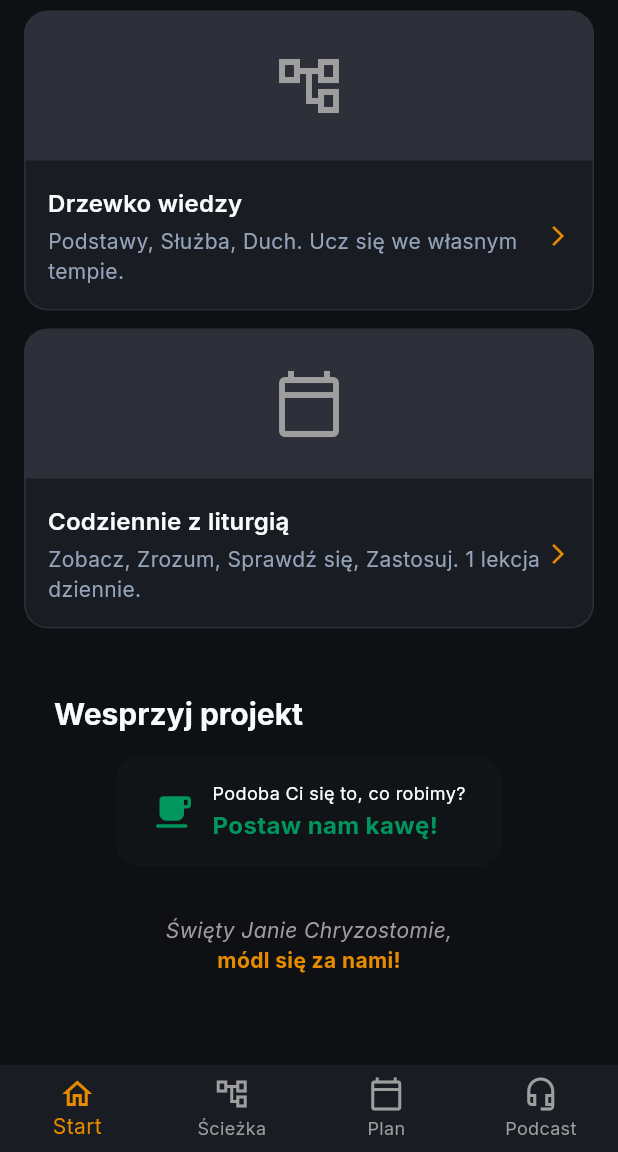
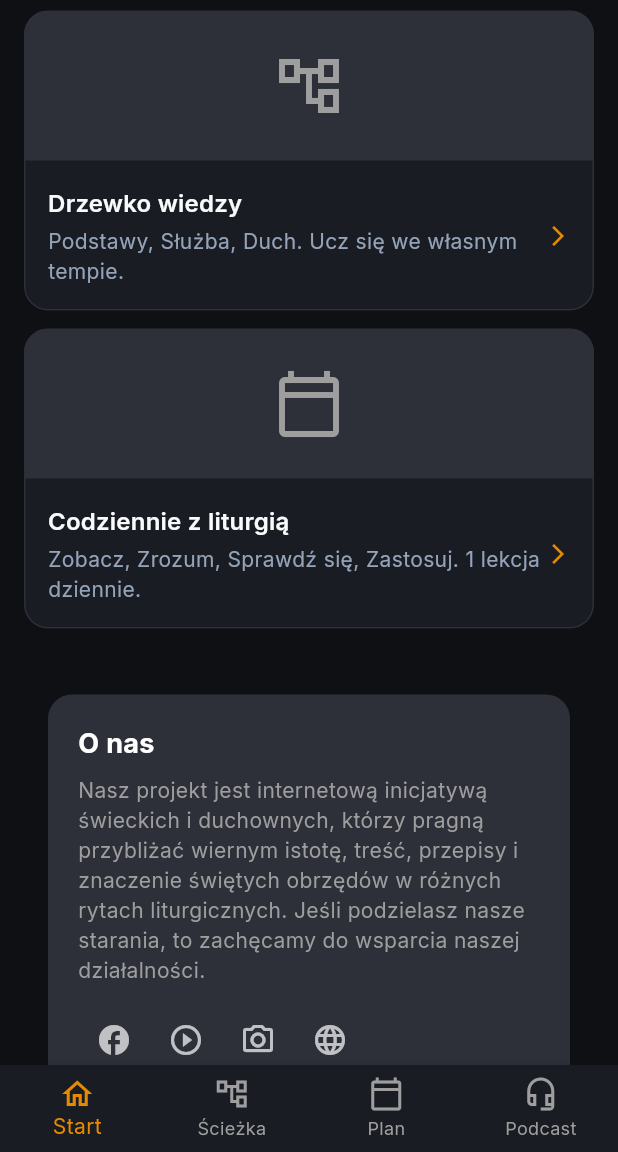
Before and after one commit to lobrusik/zpasjidoliturgii_app, a Flutter app: the screen it shows once a user with an empty profile is signed in, scrolled down 564 dp, on a phone screen of 412 x 824 dp, the part 84-1236 px from its top. Run offline on Flutter 3.47's test engine with Material 3 defaults, Android fonts, the phone set to English and light mode, and no system bars; our stand-ins replace cached_network_image, carousel_slider, cloud_firestore, connectivity_plus, equatable, firebase_auth and 9 more; accounts and stored records are empty; network calls fail.

Commit message:
Make new section: About us & contact

```diff
--- a/lib/features/auth/presentation/screens/admin_screen.dart
+++ b/lib/features/auth/presentation/screens/admin_screen.dart
@@ -36,7 +36,7 @@ class _AdminScreenState extends State<AdminScreen> {
       await FirebaseFirestore.instance.collection(collectionName).doc(docId).set(parsedData);
 
       _showMsg('Sukces! Wgrano do $collectionName.', Colors.green);
-      _jsonController.clear(); // Czyścimy pole po udanym wgraniu
+      _jsonController.clear();
 
     } catch (e) {
       _showMsg('Błąd formatu JSON: $e', Colors.red);
@@ -63,7 +63,7 @@ class _AdminScreenState extends State<AdminScreen> {
             Expanded(
               child: TextField(
                 controller: _jsonController,
-                maxLines: null, // Pozwala na wieloliniowy tekst
+                maxLines: null,
                 expands: true,
                 decoration: InputDecoration(
                   hintText: '{\n  "courseId": "trunk_02",\n  "title": "..."\n}',
--- a/lib/features/auth/presentation/screens/profile_screen.dart
+++ b/lib/features/auth/presentation/screens/profile_screen.dart
@@ -48,7 +48,7 @@ class ProfileScreen extends StatelessWidget {
             const SizedBox(height: 24),
 
             // Administrator Panel - visible only to a specific user
-            if (user?.email == 'lobrusik@gmail.com') ...[
+            if (user?.email == 'lobrusik@gmail.com', 'administracja@zpasjidoliturgii.pl') ...[
               ElevatedButton.icon(
                 style: ElevatedButton.styleFrom(
                   backgroundColor: Colors.red.shade900,
--- a/lib/features/liturgical_courses/presentation/screens/home_screen.dart
+++ b/lib/features/liturgical_courses/presentation/screens/home_screen.dart
@@ -4,6 +4,7 @@ import 'package:firebase_auth/firebase_auth.dart';
 import 'package:cloud_firestore/cloud_firestore.dart';
 import '../widgets/news_carousel.dart';
 import '../widgets/buy_coffee_button.dart';
+import '../widgets/about_contact_section.dart';
 
 class HomeScreen extends StatelessWidget {
   const HomeScreen({super.key});
@@ -147,21 +148,17 @@ class HomeScreen extends StatelessWidget {
                 onTap: () => context.go('/plan')
               ),
 
-              const SizedBox(height: 32),
-              Padding(
-                padding: const EdgeInsets.symmetric(horizontal: 20.0),
-                child: Text(
-                  'Wesprzyj projekt',
-                  style: Theme.of(context).textTheme.titleLarge?.copyWith(
-                    fontWeight: FontWeight.bold,
-                  ),
-                ),
-              ),
-            const SizedBox(height: 16),
+            const SizedBox(height: 32),
 
-            const Center(
-              child: BuyCoffeeButton(),
+            const Padding(
+              padding: EdgeInsets.symmetric(horizontal: 16.0),
+              child: AboutAndContactSection(),
             ),
+
+            const SizedBox(height: 32),
+
+            const Center(child: BuyCoffeeButton(),),
+
             const SizedBox(height: 32),
 
               Center(
--- /dev/null
+++ b/lib/features/liturgical_courses/presentation/widgets/about_contact_section.dart
@@ -0,0 +1,129 @@
+import 'package:flutter/material.dart';
+import 'package:url_launcher/url_launcher.dart';
+
+class AboutAndContactSection extends StatelessWidget {
+  const AboutAndContactSection({super.key});
+
+  // A function that opens the default email app on your phone
+  Future<void> _sendEmail() async {
+    const String email = 'administracja@zpasjidoliturgii.pl';
+    final String subject = Uri.encodeComponent('Kontakt z aplikacji Z Pasji do Liturgii');
+    final Uri emailLaunchUri = Uri.parse('mailto:$email?subject=$subject');
+
+    try {
+      if (await canLaunchUrl(emailLaunchUri)) {
+        await launchUrl(emailLaunchUri);
+      }
+    } catch (e) {
+      debugPrint('Nie udało się otworzyć aplikacji e-mail: $e');
+    }
+  }
+
+  //Social Media
+  Future<void> _openSocialLink(String url) async {
+    final Uri uri = Uri.parse(url);
+    try {
+      if (await canLaunchUrl(uri)) {
+        await launchUrl(uri, mode: LaunchMode.externalApplication);
+      }
+    }catch (e) {
+      debugPrint('Nie udało się otworzyć linku: $e');
+    }
+  }
+
+  @override
+  Widget build(BuildContext context) {
+    return Container(
+      padding: const EdgeInsets.all(20),
+      decoration: BoxDecoration(
+        color: const Color(0xFF2D3039),
+        borderRadius: BorderRadius.circular(16),
+      ),
+      child: Column(
+        crossAxisAlignment: CrossAxisAlignment.start,
+        children: [
+
+          const Text(
+            'O nas',
+            style: TextStyle(
+              color: Colors.white,
+              fontSize: 18,
+              fontWeight: FontWeight.bold,
+            ),
+          ),
+          const SizedBox(height: 8),
+          const Text(
+            'Nasz projekt jest internetową inicjatywą świeckich i duchownych, którzy pragną przybliżać wiernym istotę, treść, przepisy i znaczenie świętych obrzędów w różnych rytach liturgicznych. Jeśli podzielasz nasze starania, to zachęcamy do wsparcia naszej działalności.',
+            style: TextStyle(color: Colors.grey, fontSize: 14, height: 1.4),
+          ),
+
+          const SizedBox(height: 12),
+          Row(
+            mainAxisAlignment: MainAxisAlignment.start,
+            children: [
+              // 1. Facebook
+              IconButton(
+                onPressed: () => _openSocialLink('https://www.facebook.com/Zpasjidoliturgii'),
+                icon: const Icon(Icons.facebook, color: Colors.white70),
+                tooltip: 'Odwiedź nasz Facebook',
+              ),
+              // 2. YouTube
+              IconButton(
+                onPressed: () => _openSocialLink('https://www.youtube.com/@zpasjidoliturgii'),
+                icon: const Icon(Icons.play_circle_outline, color: Colors.white70),
+                tooltip: 'Nasz kanał YouTube',
+              ),
+              // 3. Instagram
+              IconButton(
+                onPressed: () => _openSocialLink('https://www.instagram.com/z_pasji_do_liturgii/'),
+                icon: const Icon(Icons.camera_alt_outlined, color: Colors.white70),
+                tooltip: 'Odwiedź nasz Instagram',
+              ),
+              // 4. Strona WWW
+              IconButton(
+                onPressed: () => _openSocialLink('https://zpasjidoliturgii.pl/'),
+                icon: const Icon(Icons.language, color: Colors.white70),
+                tooltip: 'Strona WWW',
+              ),
+            ],
+          ),
+
+          const SizedBox(height: 12),
+          const Divider(color: Colors.white24, thickness: 1),
+          const SizedBox(height: 20),
+
+          const Text(
+            'Skontaktuj się z nami',
+            style: TextStyle(
+              color: Colors.white,
+              fontSize: 18,
+              fontWeight: FontWeight.bold,
+            ),
+          ),
+          const SizedBox(height: 8),
+          const Text(
+            'Masz pytania dotyczące kursów, sugestie lub potrzebujesz pomocy technicznej? Jesteśmy do Twojej dyspozycji.',
+            style: TextStyle(color: Colors.grey, fontSize: 14, height: 1.4),
+          ),
+          const SizedBox(height: 20),
+
+          Center(
+            child: ElevatedButton.icon(
+              onPressed: _sendEmail,
+              icon: const Icon(Icons.email_outlined),
+              label: const Text('Napisz e-mail'),
+              style: ElevatedButton.styleFrom(
+                backgroundColor: Theme.of(context).colorScheme.primary,
+                foregroundColor: Colors.white,
+                padding: const EdgeInsets.symmetric(horizontal: 24, vertical: 12),
+                shape: RoundedRectangleBorder(
+                  borderRadius: BorderRadius.circular(12),
+                ),
+              ),
+            ),
+          ),
+        ],
+      ),
+    );
+  }
+}
```
